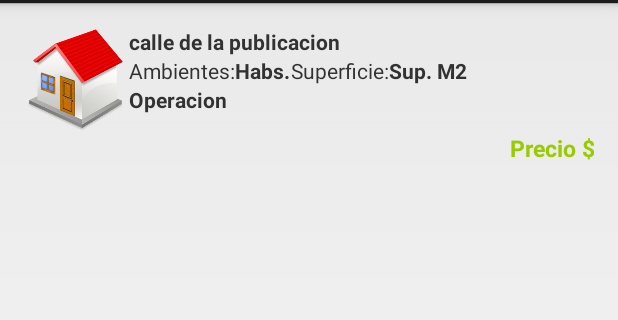
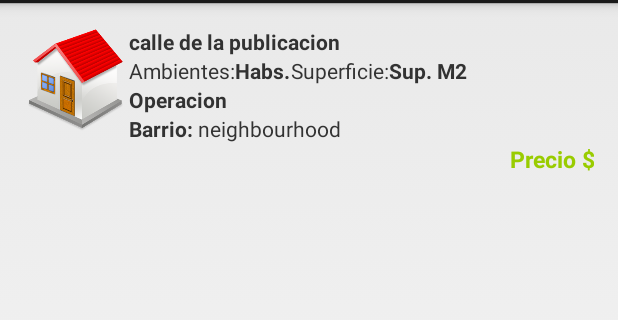
Before and after one commit to pablomusumeci/mileem, an Android app: the layout publication_search_display.xml on its own in the app's theme, with its tools: preview values and no code run, on a phone screen of 412 x 824 dp, the part 69-389 px from its top. Run offline under Robolectric (Android 15) with nearby library versions, the phone set to English and light mode, and no system bars.

Commit message:
nombre del barrio en el listado

```diff
--- a/android-mileem/app/src/main/java/ar/uba/fi/proyectos2/mileem/service/ListAdapter.java
+++ b/android-mileem/app/src/main/java/ar/uba/fi/proyectos2/mileem/service/ListAdapter.java
@@ -60,6 +60,9 @@ public class ListAdapter extends ArrayAdapter<Publication> {
                     v.setBackgroundColor(Color.parseColor("#D7E7FF"));
                 else
                     v.setBackgroundColor(Color.parseColor("#F0F0F0"));
+                tt = (TextView) v.findViewById(R.id.neighbourhood);
+                tt.setText(p.getNeighbourhood_name());
+
             }
         } catch (Exception e) {
             e.printStackTrace();
--- a/android-mileem/app/src/main/res/layout/publication_search_display.xml
+++ b/android-mileem/app/src/main/res/layout/publication_search_display.xml
@@ -122,6 +122,31 @@
 
                 </TableRow>
 
+                <TableRow
+                    android:layout_width="fill_parent"
+                    android:layout_height="fill_parent">
+
+                    <LinearLayout
+                        android:orientation="horizontal"
+                        android:layout_width="fill_parent"
+                        android:layout_height="fill_parent">
+
+                        <TextView
+                            android:layout_width="wrap_content"
+                            android:layout_height="wrap_content"
+                            android:text="@string/neighbourhood_name"
+                            android:id="@+id/textView"
+                            android:textStyle="bold" />
+
+                        <TextView
+                            android:layout_width="wrap_content"
+                            android:layout_height="wrap_content"
+                            android:text="neighbourhood"
+                            android:id="@+id/neighbourhood"
+                            android:paddingLeft="3dp" />
+                    </LinearLayout>
+                </TableRow>
+
             </TableLayout>
 
         </TableRow>
```
